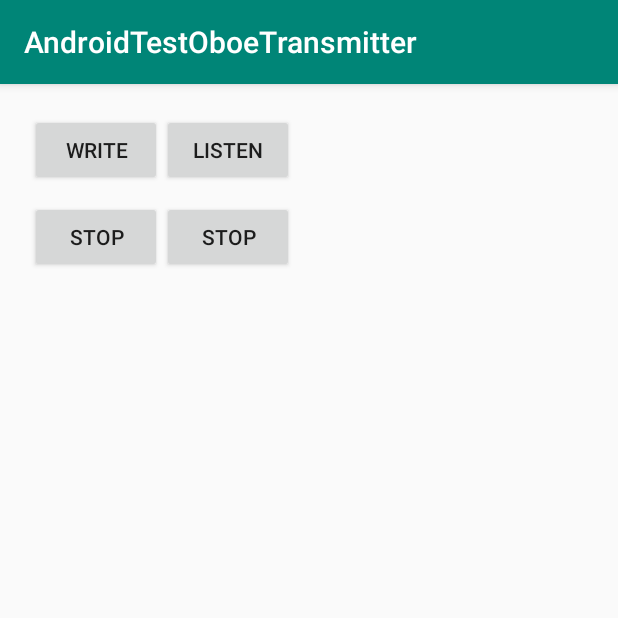
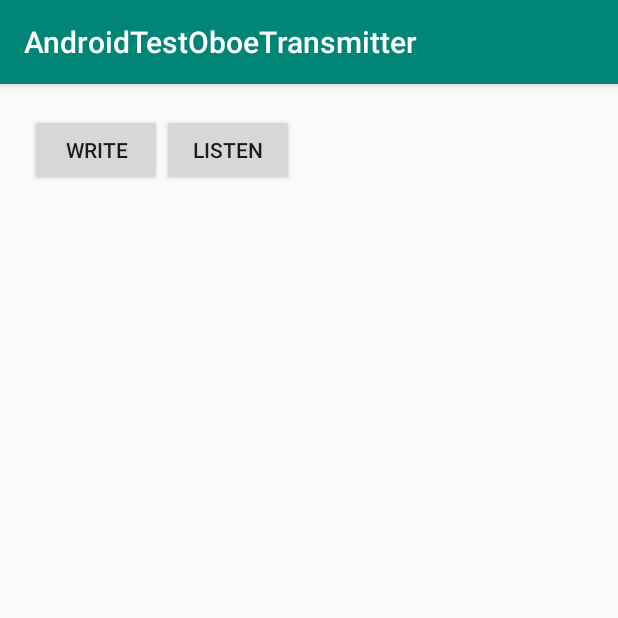
Before and after one commit to alexaccandr/audio_streaming_prototype, an Android app: the screen it shows after launch (MainActivity), on a phone screen of 412 x 824 dp, the top half of it. Run offline under Robolectric (Android 15) with nearby library versions, the phone set to English and light mode, and no system bars.

Commit message:
small fixes

```diff
--- a/app/src/main/java/com/example/androidtestoboetransmitter/MainActivity.kt
+++ b/app/src/main/java/com/example/androidtestoboetransmitter/MainActivity.kt
@@ -28,17 +28,6 @@ class MainActivity : AppCompatActivity() {
         startListener.setOnClickListener {
             createListenerThread = CreateListenerThread(this)
             createListenerThread?.start()
-        }
-
-        stopListener.setOnClickListener {
-            createListenerThread?.apply {
-                streamBaseWorker.disconnect()
-            }
-        }
-        stopDiscovery.setOnClickListener {
-            createBroadcastThread?.apply {
-                streamBaseWorker.disconnect()
-            }
         }
 
         if (!isRecordPermissionGranted()) run { requestPermissions() }
--- a/app/src/main/java/com/example/androidtestoboetransmitter/streams/StreamBaseWorker.kt
+++ b/app/src/main/java/com/example/androidtestoboetransmitter/streams/StreamBaseWorker.kt
@@ -69,7 +69,7 @@ open class StreamBaseWorker(context: Context, sampleRate: Int, var framesPerBuff
     }
 
     open fun setupPipedStreams() {
-        inStream = PipedInputStream(65535)
+        inStream = PipedInputStream(65536)
         outStream = PipedOutputStream(inStream)
     }
 
--- a/app/src/main/res/layout/activity_main.xml
+++ b/app/src/main/res/layout/activity_main.xml
@@ -16,15 +16,6 @@
         app:layout_constraintTop_toTopOf="parent" />
 
     <Button
-        android:id="@+id/stopDiscovery"
-        android:layout_width="wrap_content"
-        android:layout_height="wrap_content"
-        android:layout_marginTop="10dp"
-        android:text="Stop"
-        app:layout_constraintLeft_toLeftOf="@+id/startDiscovery"
-        app:layout_constraintTop_toBottomOf="@+id/startDiscovery" />
-
-    <Button
         android:id="@+id/startListener"
         android:layout_width="wrap_content"
         android:layout_height="wrap_content"
@@ -32,13 +23,5 @@
         app:layout_constraintLeft_toRightOf="@+id/startDiscovery"
         app:layout_constraintTop_toTopOf="parent" />
 
-    <Button
-        android:id="@+id/stopListener"
-        android:layout_width="wrap_content"
-        android:layout_height="wrap_content"
-        android:layout_marginTop="10dp"
-        android:text="Stop"
-        app:layout_constraintLeft_toLeftOf="@+id/startListener"
-        app:layout_constraintTop_toBottomOf="@+id/startListener" />
 
 </androidx.constraintlayout.widget.ConstraintLayout>
```
Also changed, not shown: app/src/main/java/com/example/androidtestoboetransmitter/streams/StreamLiveListenerWorker.kt (+27 -57 lines), 1 other file.
